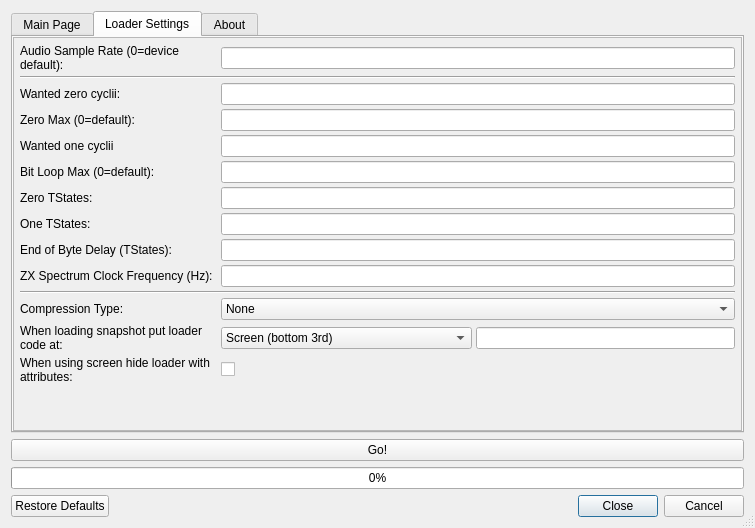
The window that zqloaderui/dialog.ui (oxidaan/zqloader) describes before a commit, drawn with Qt 5.
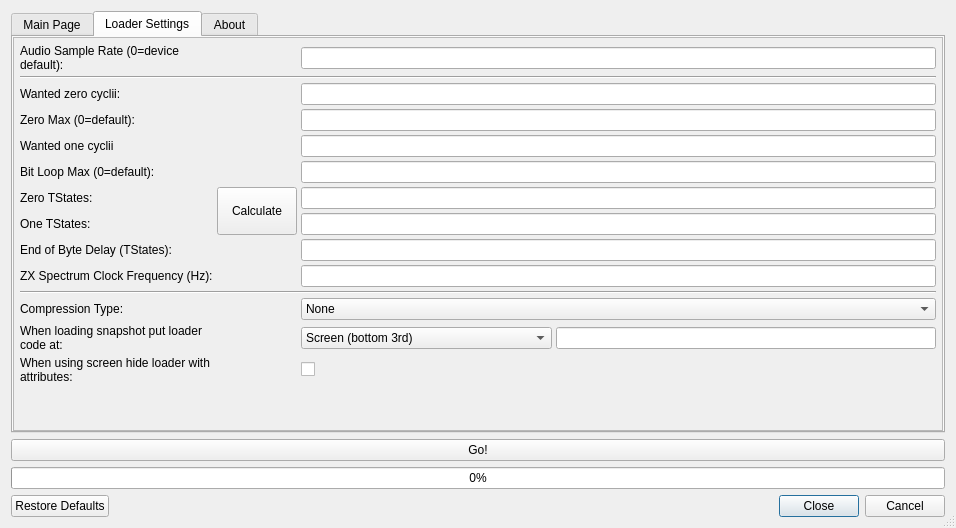
The same window after the commit. The open tabs and pages were chosen to show the change. Custom widgets are drawn as their Qt base class.

Patch:
```diff
--- a/zqloaderui/dialog.ui
+++ b/zqloaderui/dialog.ui
@@ -6,7 +6,7 @@
    <rect>
     <x>0</x>
     <y>0</y>
-    <width>755</width>
+    <width>956</width>
     <height>528</height>
    </rect>
   </property>
@@ -380,8 +380,8 @@
            <rect>
             <x>0</x>
             <y>0</y>
-            <width>712</width>
-            <height>399</height>
+            <width>918</width>
+            <height>456</height>
            </rect>
           </property>
           <layout class="QGridLayout" name="gridLayout_421">
@@ -626,6 +626,19 @@
              </property>
             </widget>
            </item>
+           <item row="7" column="2" rowspan="2">
+            <widget class="QPushButton" name="pushButtonCalculate">
+             <property name="sizePolicy">
+              <sizepolicy hsizetype="Minimum" vsizetype="Minimum">
+               <horstretch>0</horstretch>
+               <verstretch>0</verstretch>
+              </sizepolicy>
+             </property>
+             <property name="text">
+              <string>Calculate</string>
+             </property>
+            </widget>
+           </item>
           </layout>
          </widget>
         </widget>
```
Left out of the diff: 24 changed lines with no effect on the pictures.
